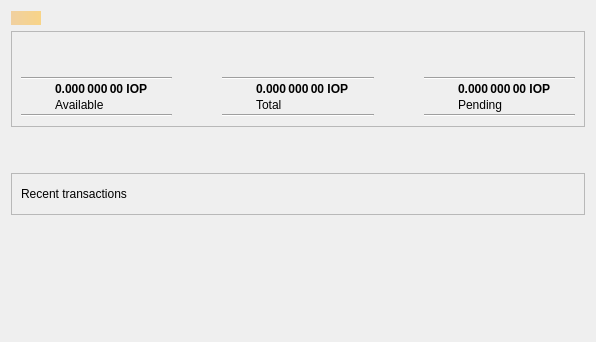
Old version of the form src/qt/forms/overviewpage.ui in the repository Internet-of-People/iop-core.
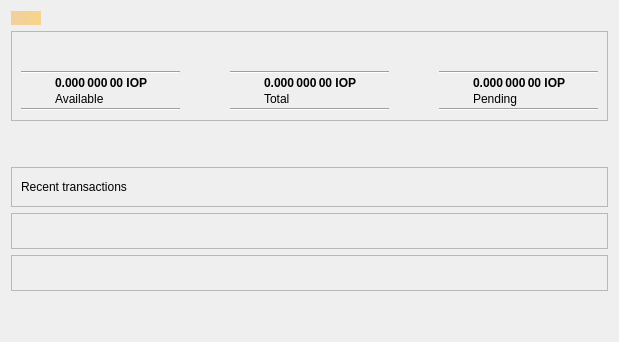
New version of the form. Icons and pictures are not drawn.

The edit to the form file:
```diff
--- a/src/qt/forms/overviewpage.ui
+++ b/src/qt/forms/overviewpage.ui
@@ -70,40 +70,6 @@
                                                         </property>
                                                     </spacer>
                                                 </item>
-                                                <item>
-                                                    <widget class="QPushButton" name="labelWalletStatus">
-                                                        <property name="enabled">
-                                                            <bool>true</bool>
-                                                        </property>
-                                                        <property name="maximumSize">
-                                                            <size>
-                                                                <width>30</width>
-                                                                <height>30</height>
-                                                            </size>
-                                                        </property>
-                                                        <property name="toolTip">
-                                                            <string>The displayed information may be out of date. Your wallet automatically synchronizes with the IoP network after a connection is established, but this process has not completed yet.</string>
-                                                        </property>
-                                                        <property name="text">
-                                                            <string/>
-                                                        </property>
-                                                        <property name="icon">
-                                                            <iconset resource="../iop.qrc">
-                                                                <normaloff>:/icons/warning</normaloff>
-                                                                <disabledoff>:/icons/warning</disabledoff>:/icons/warning                                                            
-                                                            </iconset>
-                                                        </property>
-                                                        <property name="iconSize">
-                                                            <size>
-                                                                <width>24</width>
-                                                                <height>24</height>
-                                                            </size>
-                                                        </property>
-                                                        <property name="flat">
-                                                            <bool>true</bool>
-                                                        </property>
-                                                    </widget>
-                                                </item>
                                             </layout>
                                         </item>
                                         <item>
@@ -142,7 +108,7 @@
                                                                 <property name="icon">
                                                                     <iconset resource="../iop.qrc">
                                                                         <normaloff>:/icons/balance</normaloff>
-                                                                        <disabledoff>:/icons/balance</disabledoff>:/icons/balance                                                                    
+                                                                        <disabledoff>:/icons/balance</disabledoff>:/icons/balance                                                                                                                                                                                                            
                                                                     </iconset>
                                                                 </property>
                                                                 <property name="iconSize">
@@ -190,6 +156,43 @@
                                                                 </property>
                                                             </widget>
                                                         </item>
+                                                        <item row="1" column="2" rowspan="2">
+                                                            <widget class="QPushButton" name="labelWalletStatus1">
+                                                                <property name="enabled">
+                                                                    <bool>true</bool>
+                                                                </property>
+                                                                <property name="maximumSize">
+                                                                    <size>
+                                                                        <width>30</width>
+                                                                        <height>30</height>
+                                                                    </size>
+                                                                </property>
+                                                                <property name="styleSheet">
+                                                                    <string notr="true">background: transparent; border: none</string>
+                                                                </property>
+                                                                <property name="toolTip">
+                                                                    <string>The displayed information may be out of date. Your wallet automatically synchronizes with the IoP network after a connection is established, but this process has not completed yet.</string>
+                                                                </property>
+                                                                <property name="text">
+                                                                    <string/>
+                                                                </property>
+                                                                <property name="icon">
+                                                                    <iconset resource="../iop.qrc">
+                                                                        <normaloff>:/icons/warning</normaloff>
+                                                                        <disabledoff>:/icons/warning</disabledoff>:/icons/warning                                                                                                                                                                                    
+                                                                    </iconset>
+                                                                </property>
+                                                                <property name="iconSize">
+                                                                    <size>
+                                                                        <width>24</width>
+                                                                        <height>24</height>
+                                                                    </size>
+                                                                </property>
+                                                                <property name="flat">
+                                                                    <bool>true</bool>
+                                                                </property>
+                                                            </widget>
+                                                        </item>
                                                         <!-- line -->
                                                         <item row="3" column="0" colspan="3">
                                                             <widget class="Line" name="lineb1">
@@ -231,7 +234,7 @@
                                                                 <property name="icon">
                                                                     <iconset resource="../iop.qrc">
                                                                         <normaloff>:/icons/balance</normaloff>
-                                                                        <disabledoff>:/icons/balance</disabledoff>:/icons/balance                                                                    
+                                                                        <disabledoff>:/icons/balance</disabledoff>:/icons/balance                                                                                                                                                                                                            
                                                                     </iconset>
                                                                 </property>
                                                                 <property name="iconSize">
@@ -279,6 +282,43 @@
                                                                 </property>
                                                             </widget>
                                                         </item>
+                                                        <item row="1" column="2" rowspan="2">
+                                                            <widget class="QPushButton" name="labelWalletStatus2">
+                                                                <property name="enabled">
+                                                                    <bool>true</bool>
+                                                                </property>
+                                                                <property name="maximumSize">
+                                                                    <size>
+                                                                        <width>30</width>
+                                                                        <height>30</height>
+                                                                    </size>
+                                                                </property>
+                                                                <property name="styleSheet">
+                                                                    <string notr="true">background: transparent; border: none</string>
+                                                                </property>
+                                                                <property name="toolTip">
+                                                                    <string>The displayed information may be out of date. Your wallet automatically synchronizes with the IoP network after a connection is established, but this process has not completed yet.</string>
+                                                                </property>
+                                                                <property name="text">
+                                                                    <string/>
+                                                                </property>
+                                                                <property name="icon">
+                                                                    <iconset resource="../iop.qrc">
+                                                                        <normaloff>:/icons/warning</normaloff>
+                                                                        <disabledoff>:/icons/warning</disabledoff>:/icons/warning                                                                                                                                                                                    
+                                                                    </iconset>
+                                                                </property>
+                                                                <property name="iconSize">
+                                                                    <size>
+                                                                        <width>24</width>
+                                                                        <height>24</height>
+                                                                    </size>
+                                                                </property>
+                                                                <property name="flat">
+                                                                    <bool>true</bool>
+                                                                </property>
+                                                            </widget>
+                                                        </item>
                                                         <!-- line -->
                                                         <item row="3" column="0" colspan="3">
                                                             <widget class="Line" name="lineb3">
@@ -320,7 +360,7 @@
                                                                 <property name="icon">
                                                                     <iconset resource="../iop.qrc">
                                                                         <normaloff>:/icons/pending</normaloff>
-                                                                        <disabledoff>:/icons/pending</disabledoff>:/icons/pending                                                                    
+                                                                        <disabledoff>:/icons/pending</disabledoff>:/icons/pending                                                                                                                                                                                                            
                                                                     </iconset>
                                                                 </property>
                                                                 <property name="iconSize">
@@ -339,7 +379,7 @@
                                                         </item>
                                                         <!-- pending-->
                                                         <item row="1" column="1">
-                                                            <widget class="QLabel" name="labelWatchPending">
+                                                            <widget class="QLabel" name="labelUnconfirmed">
                                                                 <property name="font">
                                                                     <font>
                                                                         <weight>75</weight>
@@ -350,7 +390,7 @@
                                                                     <cursorShape>IBeamCursor</cursorShape>
                                                                 </property>
                                                                 <property name="toolTip">
-                                                                    <string>Unconfirmed transactions to watch-only addresses</string>
+                                                                    <string>Total of transactions that have yet to be confirmed, and do not yet count toward the spendable balance</string>
                                                                 </property>
                                                                 <property name="text">
                                                                     <string notr="true">0.000 000 00 IOP</string>
@@ -368,6 +408,43 @@
                                                                 </property>
                                                             </widget>
                                                         </item>
+                                                        <item row="1" column="2" rowspan="2">
+                                                            <widget class="QPushButton" name="labelWalletStatus3">
+                                                                <property name="enabled">
+                                                                    <bool>true</bool>
+                                                                </property>
+                                                                <property name="styleSheet">
+                                                                    <string notr="true">background: transparent; border: none</string>
+                                                                </property>
+                                                                <property name="maximumSize">
+                                                                    <size>
+                                                                        <width>30</width>
+                                                                        <height>30</height>
+                                                                    </size>
+                                                                </property>
+                                                                <property name="toolTip">
+                                                                    <string>The displayed information may be out of date. Your wallet automatically synchronizes with the IoP network after a connection is established, but this process has not completed yet.</string>
+                                                                </property>
+                                                                <property name="text">
+                                                                    <string/>
+                                                                </property>
+                                                                <property name="icon">
+                                                                    <iconset resource="../iop.qrc">
+                                                                        <normaloff>:/icons/warning</normaloff>
+                                                                        <disabledoff>:/icons/warning</disabledoff>:/icons/warning                                                                                                                                                                                    
+                                                                    </iconset>
+                                                                </property>
+                                                                <property name="iconSize">
+                                                                    <size>
+                                                                        <width>24</width>
+                                                                        <height>24</height>
+                                                                    </size>
+                                                                </property>
+                                                                <property name="flat">
+                                                                    <bool>true</bool>
+                                                                </property>
+                                                            </widget>
+                                                        </item>
                                                         <!-- line -->
                                                         <item row="3" column="0" colspan="3">
                                                             <widget class="Line" name="lineb5">
@@ -407,13 +484,19 @@
                     <item>
                         <layout class="QVBoxLayout" name="verticalLayout_3">
                             <item>
-                                <widget class="QFrame" name="transactionFrame">
+                                <widget class="QFrame" name="transactionLabelFrame">
                                     <property name="frameShape">
                                         <enum>QFrame::StyledPanel</enum>
                                     </property>
                                     <property name="frameShadow">
                                         <enum>QFrame::Raised</enum>
                                     </property>
+                                    <property name="sizePolicy">
+                                        <sizepolicy hsizetype="Preferred" vsizetype="Expanding">
+                                            <horstretch>1</horstretch>
+                                            <verstretch>1</verstretch>
+                                        </sizepolicy>
+                                    </property>
                                     <layout class="QVBoxLayout" name="transactionLayout">
                                         <item>
                                             <layout class="QHBoxLayout" name="horizontalLayout_2">
@@ -450,9 +533,12 @@
                                                         <property name="icon">
                                                             <iconset resource="../iop.qrc">
                                                                 <normaloff>:/icons/warning</normaloff>
-                                                                <disabledoff>:/icons/warning</disabledoff>:/icons/warning                                                            
+                                                                <disabledoff>:/icons/warning</disabledoff>:/icons/warning                                                                                                                                                                                    
                                                             </iconset>
                                                         </property>
+                                                        <property name="styleSheet">
+                                                                    <string notr="true">background: transparent; border: none</string>
+                                                                </property>
                                                         <property name="iconSize">
                                                             <size>
                                                                 <width>24</width>
@@ -479,10 +565,41 @@
                                                 </item>
                                             </layout>
                                         </item>
-                                        
                                     </layout>
                                 </widget>
                             </item>
+                            <item>
+                                <widget class="QFrame" name="transactionFrame">
+                                    <property name="frameShape">
+                                        <enum>QFrame::StyledPanel</enum>
+                                    </property>
+                                    <property name="frameShadow">
+                                        <enum>QFrame::Raised</enum>
+                                    </property>
+                                    <property name="sizePolicy">
+                                        <sizepolicy hsizetype="Preferred" vsizetype="Expanding">
+                                            <horstretch>1</horstretch>
+                                            <verstretch>1</verstretch>
+                                        </sizepolicy>
+                                    </property>
+                                </widget>
+                            </item>
+                             <item>
+                                <widget class="QFrame" name="buyFrame">
+                                    <property name="frameShape">
+                                        <enum>QFrame::StyledPanel</enum>
+                                    </property>
+                                    <property name="frameShadow">
+                                        <enum>QFrame::Raised</enum>
+                                    </property>
+                                    <property name="sizePolicy">
+                                        <sizepolicy hsizetype="Preferred" vsizetype="Expanding">
+                                            <horstretch>1</horstretch>
+                                            <verstretch>1</verstretch>
+                                        </sizepolicy>
+                                    </property>
+                                </widget>
+                            </item>
                             <item>
                                 <spacer name="verticalSpacer_2">
                                     <property name="orientation">
@@ -494,6 +611,12 @@
                                             <height>40</height>
                                         </size>
                                     </property>
+                                    <property name="sizePolicy">
+                                        <sizepolicy hsizetype="Preferred" vsizetype="Fixed">
+                                            <horstretch>1</horstretch>
+                                            <verstretch>1</verstretch>
+                                        </sizepolicy>
+                                    </property>
                                 </spacer>
                             </item>
                         </layout>
```
